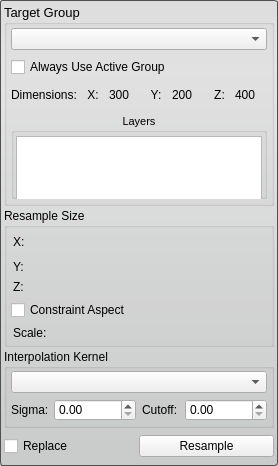
SCIInstitute/Seg3D, file src/Interface/ToolInterface/ResampleToolInterface.ui: the form before one commit.
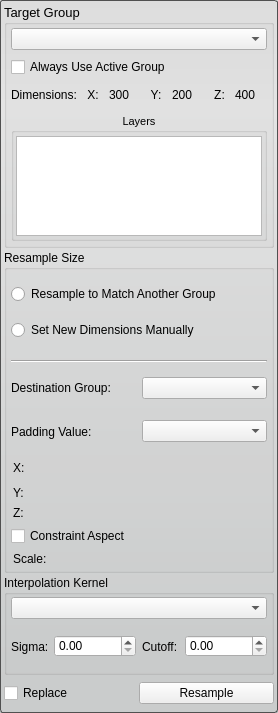
The form after the commit.

Commit message: Implemented resampling to match a layer group. Disabled color mapping for isosurface rendering.

Diff of the .ui file:
```diff
--- a/src/Interface/ToolInterface/ResampleToolInterface.ui
+++ b/src/Interface/ToolInterface/ResampleToolInterface.ui
@@ -7,7 +7,7 @@
     <x>0</x>
     <y>0</y>
     <width>278</width>
-    <height>466</height>
+    <height>713</height>
    </rect>
   </property>
   <property name="minimumSize">
@@ -308,6 +308,92 @@
        <number>4</number>
       </property>
       <item>
+       <widget class="QWidget" name="widget_5" native="true">
+        <layout class="QVBoxLayout" name="verticalLayout_7">
+         <property name="spacing">
+          <number>4</number>
+         </property>
+         <property name="margin">
+          <number>0</number>
+         </property>
+         <item>
+          <widget class="QRadioButton" name="rb_another_group_">
+           <property name="text">
+            <string>Resample to Match Another Group</string>
+           </property>
+          </widget>
+         </item>
+         <item>
+          <widget class="QRadioButton" name="rb_manual_">
+           <property name="text">
+            <string>Set New Dimensions Manually</string>
+           </property>
+          </widget>
+         </item>
+        </layout>
+       </widget>
+      </item>
+      <item>
+       <widget class="Line" name="line">
+        <property name="orientation">
+         <enum>Qt::Horizontal</enum>
+        </property>
+       </widget>
+      </item>
+      <item>
+       <widget class="QWidget" name="widget_another_group_" native="true">
+        <layout class="QVBoxLayout" name="verticalLayout_9">
+         <property name="margin">
+          <number>0</number>
+         </property>
+         <item>
+          <widget class="QWidget" name="widget_6" native="true">
+           <layout class="QHBoxLayout" name="horizontalLayout_3">
+            <property name="margin">
+             <number>0</number>
+            </property>
+            <item>
+             <widget class="QLabel" name="label_4">
+              <property name="text">
+               <string>Destination Group:</string>
+              </property>
+             </widget>
+            </item>
+            <item>
+             <widget class="QComboBox" name="dst_group_combobox_"/>
+            </item>
+           </layout>
+          </widget>
+         </item>
+         <item>
+          <widget class="QWidget" name="widget_7" native="true">
+           <layout class="QHBoxLayout" name="horizontalLayout_5">
+            <property name="margin">
+             <number>0</number>
+            </property>
+            <item>
+             <widget class="QLabel" name="label_5">
+              <property name="text">
+               <string>Padding Value:</string>
+              </property>
+             </widget>
+            </item>
+            <item>
+             <widget class="QComboBox" name="padding_combobox_"/>
+            </item>
+           </layout>
+          </widget>
+         </item>
+        </layout>
+       </widget>
+      </item>
+      <item>
+       <widget class="QWidget" name="widget_new_size_" native="true">
+        <layout class="QVBoxLayout" name="verticalLayout_8">
+         <property name="margin">
+          <number>0</number>
+         </property>
+         <item>
        <widget class="QWidget" name="widget_new_nx_" native="true">
         <property name="minimumSize">
          <size>
@@ -465,8 +551,17 @@
      </layout>
     </widget>
    </item>
+     </layout>
+    </widget>
+   </item>
    <item>
     <widget class="QGroupBox" name="kernel_groupbox_">
+     <property name="maximumSize">
+      <size>
+       <width>16777215</width>
+       <height>100</height>
+      </size>
+     </property>
      <property name="title">
       <string>Interpolation Kernel</string>
      </property>
```
Lines whose indentation alone changed are shown as unchanged. The commit also changes 14 other files.
